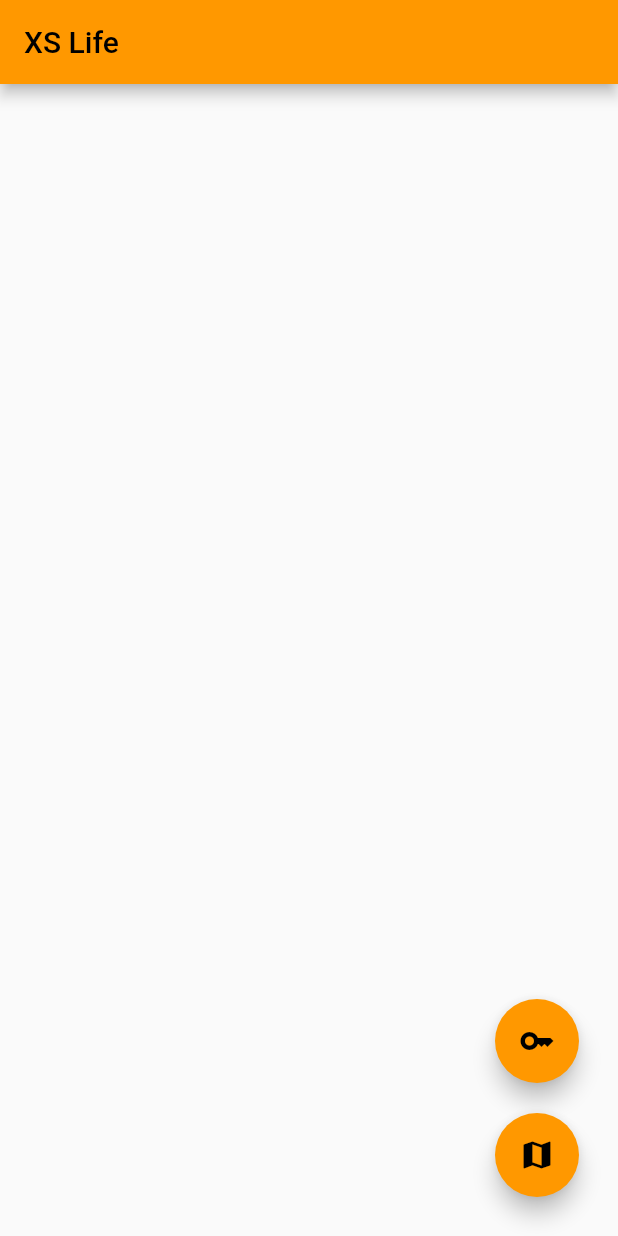
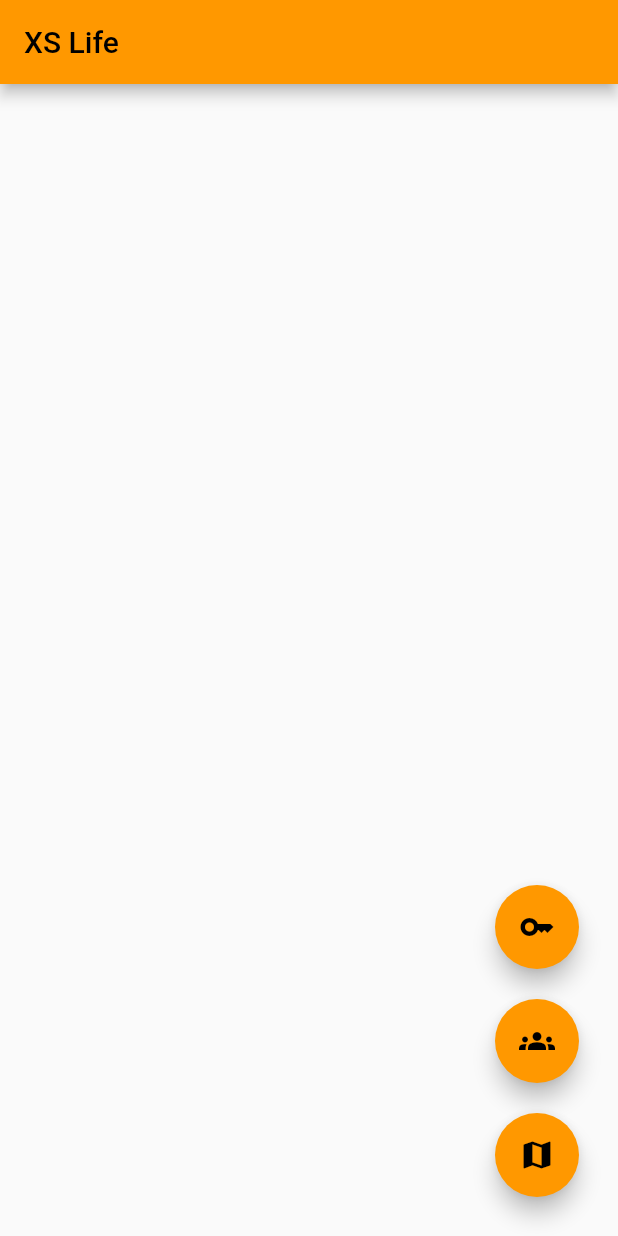
Before and after one commit to richardringia/XS-Life, a Flutter app: the screen it shows after launch, on a phone screen of 412 x 824 dp. Run offline on Flutter 3.47's test engine with Material 2 defaults, Android fonts, the phone set to English and light mode, and no system bars; our stand-ins replace firebase_auth, firebase_core, flutter_map, go_router, latlong2; missing offline and left inert: firebase_ui_auth, global_configuration; accounts and stored records are empty; generated files the repository leaves out were written again.

Commit message:
Created basic form page and PageConstants

```diff
--- /dev/null
+++ b/lib/src/constants/page_constants.dart
@@ -0,0 +1,6 @@
+class PageConstants {
+  static const map = "map";
+  static const signIn = "sign-in";
+  static const profile = "profile";
+  static const forum = "forum";
+}
--- a/lib/src/features/authentication/presentation/authentication_fab.dart
+++ b/lib/src/features/authentication/presentation/authentication_fab.dart
@@ -1,5 +1,6 @@
 import 'package:flutter/material.dart';
 import 'package:go_router/go_router.dart';
+import 'package:xs_life/src/constants/page_constants.dart';
 
 class AuthenticationFab extends StatelessWidget {
   const AuthenticationFab({
@@ -18,9 +19,9 @@ class AuthenticationFab extends StatelessWidget {
       child: Container(
         margin: const EdgeInsets.all(10),
         child: FloatingActionButton(
-          heroTag: "auth",
+          heroTag: PageConstants.signIn,
           onPressed: () {
-            !loggedIn ? context.push('/sign-in') : signOut();
+            !loggedIn ? context.push('/${PageConstants.signIn}') : signOut();
           },
           backgroundColor: Colors.orange,
           child: const Icon(Icons.key),
--- a/lib/src/features/authentication/presentation/profile_fab.dart
+++ b/lib/src/features/authentication/presentation/profile_fab.dart
@@ -1,5 +1,6 @@
 import 'package:flutter/material.dart';
 import 'package:go_router/go_router.dart';
+import 'package:xs_life/src/constants/page_constants.dart';
 
 class ProfileFab extends StatelessWidget {
   const ProfileFab({
@@ -16,9 +17,9 @@ class ProfileFab extends StatelessWidget {
       child: Container(
         margin: const EdgeInsets.all(10),
         child: FloatingActionButton(
-          heroTag: "profile",
+          heroTag: PageConstants.profile,
           onPressed: () {
-            context.push('/profile');
+            context.push('/${PageConstants.profile}');
           },
           backgroundColor: Colors.orange,
           child: const Icon(Icons.person),
--- /dev/null
+++ b/lib/src/features/forum/presentation/forum_fab.dart
@@ -0,0 +1,24 @@
+import 'package:flutter/material.dart';
+import 'package:go_router/go_router.dart';
+import 'package:xs_life/src/constants/page_constants.dart';
+
+class ForumFab extends StatelessWidget {
+  const ForumFab({
+    super.key,
+  });
+
+  @override
+  Widget build(BuildContext context) {
+    return Container(
+      margin: const EdgeInsets.all(10),
+      child: FloatingActionButton(
+        heroTag: PageConstants.forum,
+        onPressed: () {
+          context.push('/${PageConstants.forum}');
+        },
+        backgroundColor: Colors.orange,
+        child: const Icon(Icons.groups),
+      ),
+    );
+  }
+}
--- a/lib/src/features/main_screen/presentation/main_screen_widget.dart
+++ b/lib/src/features/main_screen/presentation/main_screen_widget.dart
@@ -3,9 +3,11 @@ import 'package:flutter/material.dart';
 import 'package:global_configuration/global_configuration.dart';
 import 'package:go_router/go_router.dart';
 import 'package:provider/provider.dart';
+import 'package:xs_life/src/constants/page_constants.dart';
 import 'package:xs_life/src/features/app/presentation/app_state.dart';
 import 'package:xs_life/src/features/authentication/presentation/authentication_fab.dart';
 import 'package:xs_life/src/features/authentication/presentation/profile_fab.dart';
+import 'package:xs_life/src/features/forum/presentation/forum_fab.dart';
 
 class MainScreenWidget extends StatelessWidget {
   const MainScreenWidget({super.key});
@@ -25,23 +27,27 @@ class MainScreenWidget extends StatelessWidget {
         ),
       ),
       floatingActionButton: Consumer<AppState>(
-        builder: (context, appState, _) =>
-            Wrap(
+        builder: (context, appState, _) => Wrap(
           direction: Axis.vertical,
           children: [
-                AuthenticationFab(loggedIn: appState.loggedIn, signOut: () {
+            AuthenticationFab(
+                loggedIn: appState.loggedIn,
+                signOut: () {
                   FirebaseAuth.instance.signOut();
                 }),
             ProfileFab(loggedIn: appState.loggedIn),
+            const ForumFab(),
             Container(
               margin: const EdgeInsets.all(10),
               child: FloatingActionButton(
+                heroTag: PageConstants.map,
                 onPressed: () {
-                        context.push('/map');
+                  context.push('/${PageConstants.map}');
                 },
                 backgroundColor: Colors.orange,
                 child: const Icon(Icons.map),
-                    )),
+              ),
+            ),
           ],
         ),
       ),
--- a/lib/src/routing/routes.dart
+++ b/lib/src/routing/routes.dart
@@ -1,7 +1,9 @@
 import 'package:firebase_ui_auth/firebase_ui_auth.dart';
 import 'package:flutter/material.dart';
 import 'package:go_router/go_router.dart';
+import 'package:xs_life/src/constants/page_constants.dart';
 import 'package:xs_life/src/features/example_map_screen/presentation/example_map_widget.dart';
+import 'package:xs_life/src/features/forum/presentation/forum_screen_widget.dart';
 import 'package:xs_life/src/features/main_screen/presentation/main_screen_widget.dart';
 
 class Routes {
@@ -11,7 +13,7 @@ class Routes {
       builder: (context, state) => const MainScreenWidget(),
       routes: [
         GoRoute(
-          path: 'sign-in',
+          path: PageConstants.signIn,
           builder: (context, state) {
             return SignInScreen(
               actions: [
@@ -62,7 +64,7 @@ class Routes {
           ],
         ),
         GoRoute(
-          path: 'profile',
+          path: PageConstants.profile,
           builder: (context, state) {
             return ProfileScreen(
               providers: const [],
@@ -75,11 +77,17 @@ class Routes {
           },
         ),
         GoRoute(
-          path: 'map',
+          path: PageConstants.map,
           builder: (context, state) {
             return const ExampleMapWidget();
-          }
-        )
+          },
+        ),
+        GoRoute(
+          path: PageConstants.forum,
+          builder: (context, state) {
+            return const ForumScreenWidget();
+          },
+        ),
       ],
     )
   ]);
```
Also changed, not shown: lib/src/features/app/presentation/fab_navigation_widget.dart (added, +11 -0 lines), lib/src/features/forum/presentation/forum_screen_widget.dart (added, +23 -0 lines), 1 other file. Lines whose indentation alone changed are shown as unchanged.
